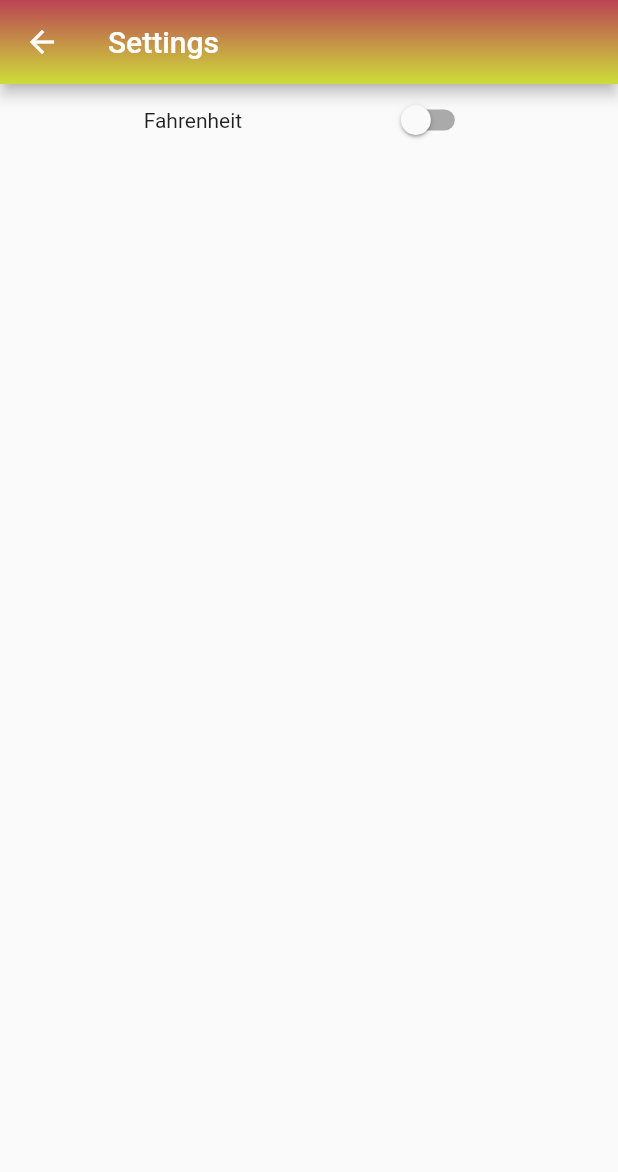
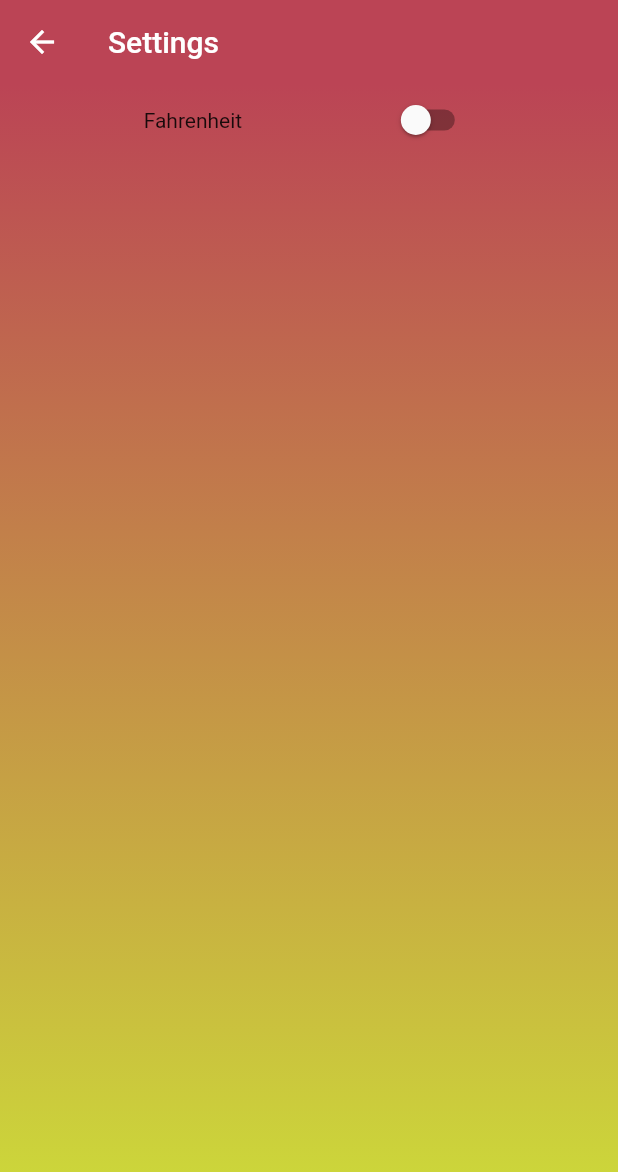
Before and after one commit to BMarx981/Recipe-Runner, a Flutter app: the SettingsScreen screen opened directly, on a phone screen of 412 x 824 dp. Shown: the top 1172 px of the screen. Run offline on Flutter 3.47's test engine with Material 2 defaults, Android fonts, the phone set to English and light mode, and no system bars.

Commit message:
"Clean up settings page and use .clear() on controller in searchScreen"

```diff
--- a/lib/screens/search_screen.dart
+++ b/lib/screens/search_screen.dart
@@ -40,7 +40,7 @@ class SearchScreen extends StatelessWidget {
               ),
               color: white,
               onPressed: () {
-                tc.text = '';
+                tc.clear();
               },
             ),
           ),
--- a/lib/screens/settings_screen.dart
+++ b/lib/screens/settings_screen.dart
@@ -15,7 +15,9 @@ class _SettingsScreenState extends State<SettingsScreen> {
   @override
   Widget build(BuildContext context) {
     return Scaffold(
-      body: ListView(
+      body: Container(
+        decoration: BoxDecoration(gradient: colorGrad),
+        child: ListView(
           children: <Widget>[
             Row(
               mainAxisAlignment: MainAxisAlignment.spaceEvenly,
@@ -40,13 +42,15 @@ class _SettingsScreenState extends State<SettingsScreen> {
             ),
           ],
         ),
+      ),
       appBar: AppBar(
         title: Text('Settings'),
         backgroundColor: mainTheme,
+        elevation: 0.0,
         flexibleSpace: Container(
           height: 100,
           width: 200,
-          decoration: BoxDecoration(gradient: colorGrad),
+          decoration: BoxDecoration(color: red),
         ),
       ),
     );
```
Lines whose indentation alone changed are shown as unchanged.
